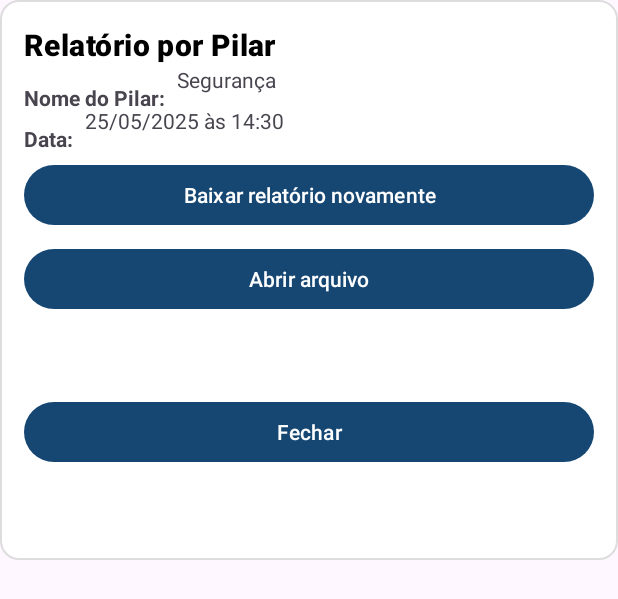
After one commit to sauloadones/SENAC-PE-ProjetoPI-Grupo4, an Android app: the layout dialog_detalhes_relatorio.xml on its own in the app's theme, with its tools: preview values and no code run, on a phone screen of 412 x 824 dp. The commit adds this screen. Shown: the top 599 px of the screen. Run offline under Robolectric (Android 15) with nearby library versions, the phone set to English and light mode, and no system bars.

Commit message:
não aguento mais

```diff
--- a/app/src/main/java/com/example/appsenkaspi/HistoricoRelatorio.kt
+++ b/app/src/main/java/com/example/appsenkaspi/HistoricoRelatorio.kt
@@ -2,5 +2,7 @@ package com.example.appsenkaspi
 
 data class HistoricoRelatorio(
     val titulo: String,
-    val data: String
+    val data: String,
+    val pilarNome: String? = null,
+    val caminhoArquivo: String? = null
 )
--- /dev/null
+++ b/app/src/main/res/drawable/dialog_background.xml
@@ -0,0 +1,13 @@
+<?xml version="1.0" encoding="utf-8"?>
+<shape xmlns:android="http://schemas.android.com/apk/res/android" >
+    <solid android:color="@android:color/white" />
+    <corners android:radius="12dp" />
+    <padding
+        android:left="16dp"
+        android:top="16dp"
+        android:right="16dp"
+        android:bottom="16dp" />
+    <stroke
+        android:width="1dp"
+        android:color="#DDDDDD" />
+</shape>
--- /dev/null
+++ b/app/src/main/res/layout/dialog_detalhes_relatorio.xml
@@ -0,0 +1,111 @@
+<?xml version="1.0" encoding="utf-8"?>
+<androidx.constraintlayout.widget.ConstraintLayout
+    xmlns:android="http://schemas.android.com/apk/res/android"
+    xmlns:app="http://schemas.android.com/apk/res-auto"
+    android:layout_width="match_parent"
+    android:layout_height="wrap_content"
+    android:padding="16dp"
+    android:background="@drawable/dialog_background">
+
+    <!-- Título do Relatório -->
+    <TextView
+        android:id="@+id/txtTitulo"
+        android:layout_width="0dp"
+        android:layout_height="wrap_content"
+        android:text="Relatório por Pilar"
+        android:textAppearance="?attr/textAppearanceHeadline6"
+        android:textStyle="bold"
+        android:textColor="@color/black"
+        app:layout_constraintTop_toTopOf="parent"
+        app:layout_constraintStart_toStartOf="parent"
+        app:layout_constraintEnd_toEndOf="parent" />
+
+    <!-- Nome do Pilar -->
+    <TextView
+        android:id="@+id/labelPilar"
+        android:layout_width="wrap_content"
+        android:layout_height="wrap_content"
+        android:text="Nome do Pilar:"
+        android:textStyle="bold"
+        app:layout_constraintTop_toBottomOf="@id/txtTitulo"
+        app:layout_constraintStart_toStartOf="parent"
+        android:layout_marginTop="12dp"/>
+
+    <TextView
+        android:id="@+id/txtPilar"
+        android:layout_width="0dp"
+        android:layout_height="wrap_content"
+        android:text="Segurança"
+        app:layout_constraintTop_toBottomOf="@id/txtTitulo"
+        app:layout_constraintStart_toEndOf="@id/labelPilar"
+        app:layout_constraintEnd_toEndOf="parent"
+        android:layout_marginStart="8dp" />
+
+    <!-- Data -->
+    <TextView
+        android:id="@+id/labelData"
+        android:layout_width="wrap_content"
+        android:layout_height="wrap_content"
+        android:text="Data:"
+        android:textStyle="bold"
+        app:layout_constraintTop_toBottomOf="@id/labelPilar"
+        app:layout_constraintStart_toStartOf="parent"
+        android:layout_marginTop="8dp" />
+
+    <TextView
+        android:id="@+id/txtData"
+        android:layout_width="0dp"
+        android:layout_height="wrap_content"
+        android:text="25/05/2025 às 14:30"
+        app:layout_constraintTop_toBottomOf="@id/txtPilar"
+        app:layout_constraintStart_toEndOf="@id/labelData"
+        app:layout_constraintEnd_toEndOf="parent"
+        android:layout_marginStart="8dp"
+        android:layout_marginTop="8dp" />
+
+    <TextView
+        android:id="@+id/txtResponsaveis"
+        android:layout_width="0dp"
+        android:layout_height="wrap_content"
+        android:text="João, Maria, ..."
+        app:layout_constraintTop_toBottomOf="@id/txtData"
+        app:layout_constraintStart_toEndOf="@id/btnBaixar"
+        app:layout_constraintEnd_toEndOf="parent"
+        android:layout_marginStart="8dp"
+        android:layout_marginTop="8dp" />
+
+    <!-- Botão Baixar relatório -->
+    <Button
+        android:id="@+id/btnBaixar"
+        android:layout_width="0dp"
+        android:layout_height="wrap_content"
+        android:text="Baixar relatório novamente"
+        android:layout_marginTop="16dp"
+        app:layout_constraintTop_toBottomOf="@id/txtData"
+        app:layout_constraintStart_toStartOf="parent"
+        app:layout_constraintEnd_toEndOf="parent"/>
+
+    <!-- Botão Abrir arquivo -->
+    <Button
+        android:id="@+id/btnAbrir"
+        android:layout_width="0dp"
+        android:layout_height="wrap_content"
+        android:text="Abrir arquivo"
+        android:layout_marginTop="8dp"
+        app:layout_constraintTop_toBottomOf="@id/btnBaixar"
+        app:layout_constraintStart_toStartOf="parent"
+        app:layout_constraintEnd_toEndOf="parent"/>
+
+    <!-- Botão Fechar -->
+    <Button
+        android:id="@+id/btnFechar"
+        android:layout_width="0dp"
+        android:layout_height="wrap_content"
+        android:text="Fechar"
+        android:layout_marginTop="8dp"
+        app:layout_constraintTop_toBottomOf="@id/btnAbrir"
+        app:layout_constraintStart_toStartOf="parent"
+        app:layout_constraintEnd_toEndOf="parent"
+        app:layout_constraintBottom_toBottomOf="parent"/>
+
+</androidx.constraintlayout.widget.ConstraintLayout>
--- a/app/src/main/res/layout/item_historico_relatorio.xml
+++ b/app/src/main/res/layout/item_historico_relatorio.xml
@@ -40,9 +40,10 @@
     </LinearLayout>
 
     <ImageView
+        android:id="@+id/btnDetalhes"
         android:layout_width="16dp"
         android:layout_height="16dp"
         android:src="@drawable/ic_baseline_chevron_right_24"
-        android:tint="#CCCCCC" />
+        android:tint="#FFFFFF" />
 
 </LinearLayout>
```
Also changed, not shown: app/src/main/java/com/example/appsenkaspi/FileUtils.kt (added, +33 -0 lines), app/src/main/java/com/example/appsenkaspi/HistoricoAdapter.kt (+50 -2 lines), app/src/main/java/com/example/appsenkaspi/RelatorioFragment.kt (+50 -8 lines), app/src/main/res/layout/fragment_relatorio.xml (+4 -6 lines).
